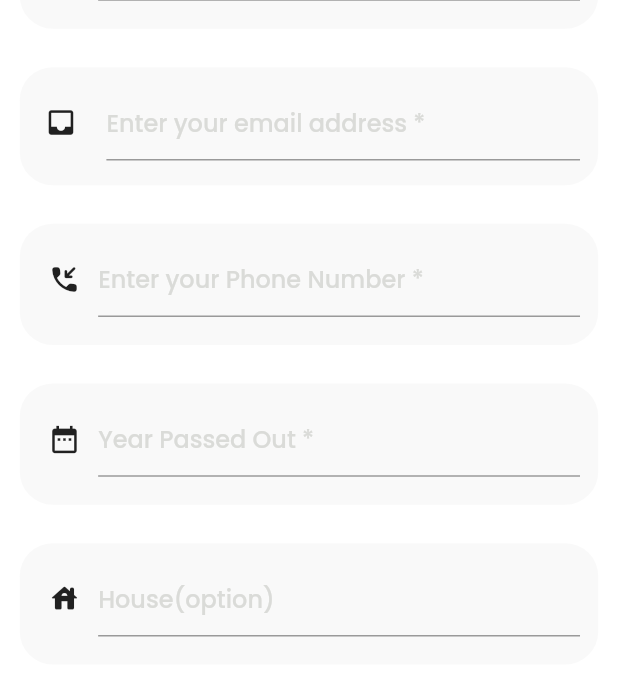
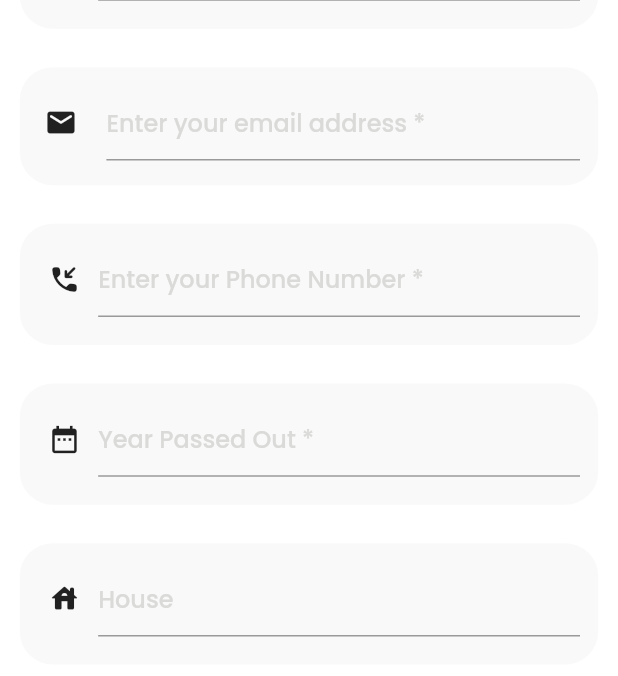
Before and after one commit to Amit12singh/socialApp, a Flutter app: the RegisterScreen screen opened directly, on a phone screen of 412 x 824 dp. Shown: the part 543-1219 px from the top of the screen. Run offline on Flutter 3.47's test engine with Material 2 defaults, Android fonts, the phone set to English and light mode, and no system bars; our stand-ins replace flutter_chat_types, flutter_chat_ui, flutter_secure_storage, google_fonts, graphql, graphql_flutter and 3 more; accounts and stored records are empty.

Commit message:
minor textformfield to regis

```diff
--- a/lib/register.dart
+++ b/lib/register.dart
@@ -188,7 +188,7 @@ class _RegisterScreenState extends State<RegisterScreen> {
                           child: Row(
                             children: [
                               Icon(
-                                Icons.inbox,
+                                Icons.email_rounded,
                                 size: 20 * fem,
                               ),
                               SizedBox(width: 17.5 * fem),
@@ -339,7 +339,7 @@ class _RegisterScreenState extends State<RegisterScreen> {
                                 child: TextFormField(
                                   controller: fullNameController,
                                   decoration: InputDecoration(
-                                    hintText: 'House(option)',
+                                    hintText: 'House',
                                     hintStyle: TextStyle(
                                       fontFamily: 'Poppins',
                                       fontSize: 15 * ffem,
@@ -372,7 +372,7 @@ class _RegisterScreenState extends State<RegisterScreen> {
                           child: Row(
                             children: [
                               Icon(
-                                Icons.house_rounded,
+                                Icons.house_siding_rounded,
                                 size: 20 * fem,
                               ),
                               SizedBox(width: 10.5 * fem),
```
